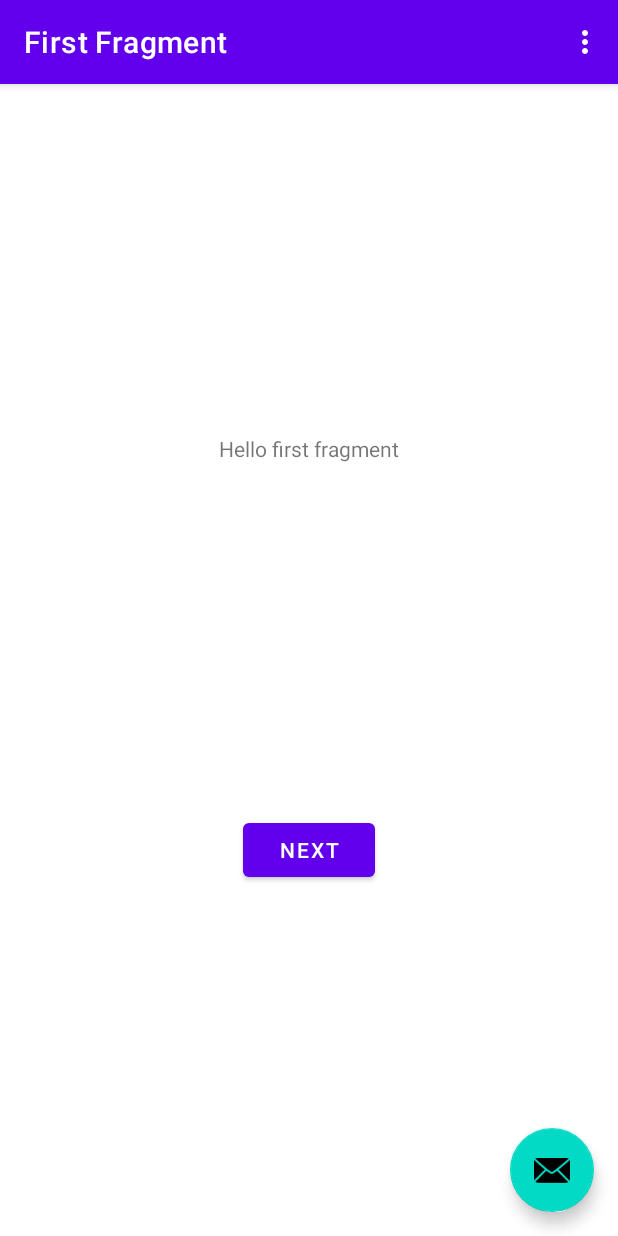
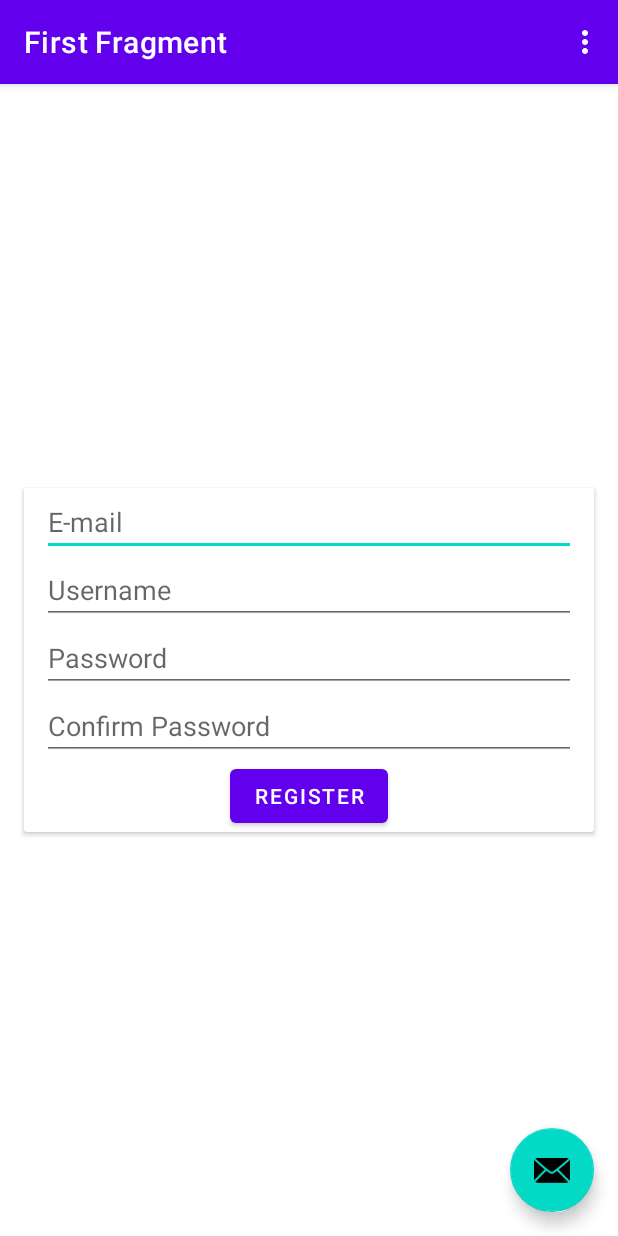
Before and after one commit to chacho185/KvizSlagalica, an Android app: the screen it shows after launch (MainActivity), on a phone screen of 412 x 824 dp. Run offline under Robolectric (Android 15) with nearby library versions, the phone set to English and light mode, and no system bars; our stand-ins replace navigation-ui.

Commit message:
Login and registration

```diff
--- a/app/src/main/java/com/example/igricaslagalica/FirstFragment.kt
+++ b/app/src/main/java/com/example/igricaslagalica/LoginFragment.kt
@@ -6,14 +6,14 @@ import android.view.LayoutInflater
 import android.view.View
 import android.view.ViewGroup
 import androidx.navigation.fragment.findNavController
-import com.example.igricaslagalica.databinding.FragmentFirstBinding
+import com.example.igricaslagalica.databinding.FragmentLoginBinding
 
 /**
- * A simple [Fragment] subclass as the default destination in the navigation.
+ * A simple [Fragment] subclass as the second destination in the navigation.
  */
-class FirstFragment : Fragment() {
+class LoginFragment : Fragment() {
 
-    private var _binding: FragmentFirstBinding? = null
+    private var _binding: FragmentLoginBinding? = null
 
     // This property is only valid between onCreateView and
     // onDestroyView.
@@ -24,7 +24,7 @@ class FirstFragment : Fragment() {
         savedInstanceState: Bundle?
     ): View? {
 
-        _binding = FragmentFirstBinding.inflate(inflater, container, false)
+        _binding = FragmentLoginBinding.inflate(inflater, container, false)
         return binding.root
 
     }
@@ -32,9 +32,17 @@ class FirstFragment : Fragment() {
     override fun onViewCreated(view: View, savedInstanceState: Bundle?) {
         super.onViewCreated(view, savedInstanceState)
 
-        binding.buttonFirst.setOnClickListener {
-            findNavController().navigate(R.id.action_FirstFragment_to_SecondFragment)
+        binding.buttonLogin.setOnClickListener {
+            loginUser()
+
+            // findNavController().navigate(R.id.action_SecondFragment_to_FirstFragment)
         }
+    }
+
+    private fun loginUser() {
+        val email = binding.editTextEmail.text.toString()
+        val password = binding.editTextPassword.text.toString()
+        // TODO NAPRAVITI LOGIKU ZA FIREBASE
     }
 
     override fun onDestroyView() {
--- /dev/null
+++ b/app/src/main/java/com/example/igricaslagalica/RegistrationFragment.kt
@@ -0,0 +1,54 @@
+package com.example.igricaslagalica
+
+import android.os.Bundle
+import androidx.fragment.app.Fragment
+import android.view.LayoutInflater
+import android.view.View
+import android.view.ViewGroup
+import androidx.navigation.fragment.findNavController
+import com.example.igricaslagalica.databinding.FragmentRegistrationBinding
+
+/**
+ * A simple [Fragment] subclass as the default destination in the navigation.
+ */
+class RegistrationFragment : Fragment() {
+
+    private var _binding: FragmentRegistrationBinding? = null
+
+    // This property is only valid between onCreateView and
+    // onDestroyView.
+    private val binding get() = _binding!!
+
+    override fun onCreateView(
+        inflater: LayoutInflater, container: ViewGroup?,
+        savedInstanceState: Bundle?
+    ): View? {
+
+        _binding = FragmentRegistrationBinding.inflate(inflater, container, false)
+        return binding.root
+    }
+
+    override fun onViewCreated(view: View, savedInstanceState: Bundle?) {
+        super.onViewCreated(view, savedInstanceState)
+
+        binding.buttonRegister.setOnClickListener {
+            registerUser()
+            //findNavController().navigate(R.id.action_FirstFragment_to_SecondFragment)
+        }
+    }
+
+    private fun registerUser() {
+        val email = binding.editTextEmail.text.toString()
+        val username = binding.editTextUsername.text.toString()
+        val password = binding.editTextPassword.text.toString()
+        val confirmPassword = binding.editTextConfirmPassword.text.toString()
+
+        //TODO napraviti logiku za firebase
+
+    }
+
+    override fun onDestroyView() {
+        super.onDestroyView()
+        _binding = null
+    }
+}
--- a/app/src/main/res/layout/fragment_first.xml
+++ /dev/null
@@ -1,28 +0,0 @@
-<?xml version="1.0" encoding="utf-8"?>
-<androidx.constraintlayout.widget.ConstraintLayout xmlns:android="http://schemas.android.com/apk/res/android"
-    xmlns:app="http://schemas.android.com/apk/res-auto"
-    xmlns:tools="http://schemas.android.com/tools"
-    android:layout_width="match_parent"
-    android:layout_height="match_parent"
-    tools:context=".FirstFragment">
-
-    <TextView
-        android:id="@+id/textview_first"
-        android:layout_width="wrap_content"
-        android:layout_height="wrap_content"
-        android:text="@string/hello_first_fragment"
-        app:layout_constraintBottom_toTopOf="@id/button_first"
-        app:layout_constraintEnd_toEndOf="parent"
-        app:layout_constraintStart_toStartOf="parent"
-        app:layout_constraintTop_toTopOf="parent" />
-
-    <Button
-        android:id="@+id/button_first"
-        android:layout_width="wrap_content"
-        android:layout_height="wrap_content"
-        android:text="@string/next"
-        app:layout_constraintBottom_toBottomOf="parent"
-        app:layout_constraintEnd_toEndOf="parent"
-        app:layout_constraintStart_toStartOf="parent"
-        app:layout_constraintTop_toBottomOf="@id/textview_first" />
-</androidx.constraintlayout.widget.ConstraintLayout>
--- /dev/null
+++ b/app/src/main/res/layout/fragment_registration.xml
@@ -0,0 +1,64 @@
+<?xml version="1.0" encoding="utf-8"?>
+<androidx.constraintlayout.widget.ConstraintLayout xmlns:android="http://schemas.android.com/apk/res/android"
+    xmlns:app="http://schemas.android.com/apk/res-auto"
+    xmlns:tools="http://schemas.android.com/tools"
+    android:layout_width="match_parent"
+    android:layout_height="match_parent"
+    tools:context=".RegistrationFragment">
+
+    <androidx.cardview.widget.CardView
+        xmlns:android="http://schemas.android.com/apk/res/android"
+        android:layout_width="match_parent"
+        android:layout_height="wrap_content"
+        android:layout_margin="16dp"
+        android:cardBackgroundColor="@android:color/white"
+        android:cardElevation="4dp"
+        android:radius="8dp"
+        app:layout_constraintBottom_toBottomOf="parent"
+        app:layout_constraintEnd_toEndOf="parent"
+        app:layout_constraintStart_toStartOf="parent"
+        app:layout_constraintTop_toTopOf="parent">
+    <LinearLayout
+        android:layout_width="match_parent"
+        android:layout_height="wrap_content"
+        android:layout_marginStart="12dp"
+        android:layout_marginEnd="12dp"
+        android:orientation="vertical"
+        >
+
+        <EditText
+            android:id="@+id/editTextEmail"
+            android:layout_width="match_parent"
+            android:layout_height="wrap_content"
+            android:hint="E-mail" />
+
+        <EditText
+            android:id="@+id/editTextUsername"
+            android:layout_width="match_parent"
+            android:layout_height="wrap_content"
+            android:hint="Username" />
+
+        <EditText
+            android:id="@+id/editTextPassword"
+            android:layout_width="match_parent"
+            android:layout_height="wrap_content"
+            android:hint="Password"
+            android:inputType="textPassword" />
+
+        <EditText
+            android:id="@+id/editTextConfirmPassword"
+            android:layout_width="match_parent"
+            android:layout_height="wrap_content"
+            android:hint="Confirm Password"
+            android:inputType="textPassword" />
+
+        <Button
+            android:id="@+id/buttonRegister"
+            android:layout_width="wrap_content"
+            android:layout_height="wrap_content"
+            android:layout_gravity="center"
+            android:text="Register" />
+
+    </LinearLayout>
+    </androidx.cardview.widget.CardView>
+</androidx.constraintlayout.widget.ConstraintLayout>
--- a/app/src/main/res/navigation/nav_graph.xml
+++ b/app/src/main/res/navigation/nav_graph.xml
@@ -7,9 +7,9 @@
 
     <fragment
         android:id="@+id/FirstFragment"
-        android:name="com.example.igricaslagalica.FirstFragment"
+        android:name="com.example.igricaslagalica.RegistrationFragment"
         android:label="@string/first_fragment_label"
-        tools:layout="@layout/fragment_first">
+        tools:layout="@layout/fragment_registration">
 
         <action
             android:id="@+id/action_FirstFragment_to_SecondFragment"
@@ -17,9 +17,9 @@
     </fragment>
     <fragment
         android:id="@+id/SecondFragment"
-        android:name="com.example.igricaslagalica.SecondFragment"
+        android:name="com.example.igricaslagalica.LoginFragment"
         android:label="@string/second_fragment_label"
-        tools:layout="@layout/fragment_second">
+        tools:layout="@layout/fragment_login">
 
         <action
             android:id="@+id/action_SecondFragment_to_FirstFragment"
```
Also changed, not shown: app/src/main/java/com/example/igricaslagalica/SecondFragment.kt (deleted, +0 -44 lines), app/src/main/res/layout/fragment_login.xml (added, +49 -0 lines), app/src/main/res/layout/fragment_second.xml (deleted, +0 -27 lines).
